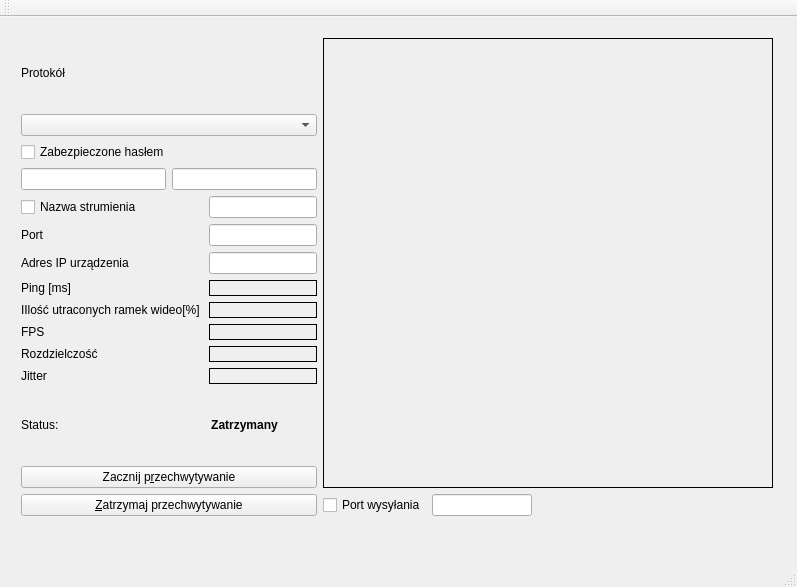
First picture: the form in mainwindow.ui, repository dejff/PD, before the edit.
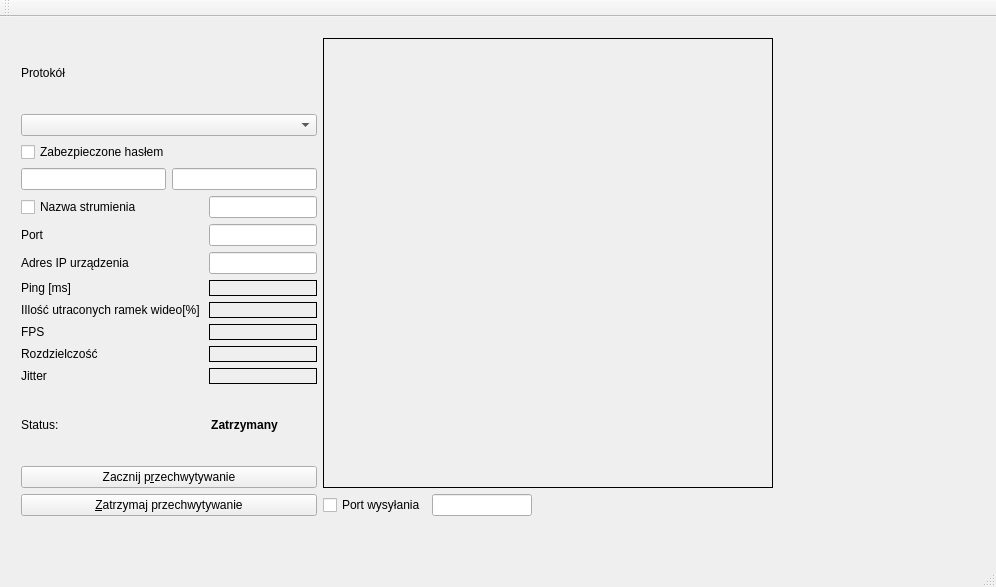
Second picture: the form after the edit.

```diff
--- a/mainwindow.ui
+++ b/mainwindow.ui
@@ -6,7 +6,7 @@
    <rect>
     <x>0</x>
     <y>0</y>
-    <width>797</width>
+    <width>996</width>
     <height>587</height>
    </rect>
   </property>
@@ -19,7 +19,7 @@
      <rect>
       <x>10</x>
       <y>10</y>
-      <width>771</width>
+      <width>955</width>
       <height>511</height>
      </rect>
     </property>
```
Left out of the diff: 4 changed lines with no effect on the pictures.
